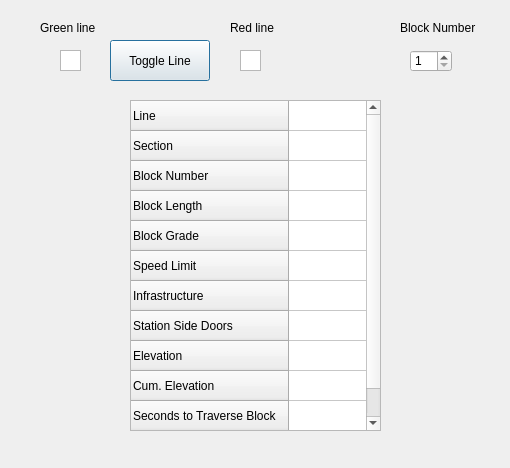
alecippolito/ECE1140-Systems_and_Project_Engineering, file Group2_TrainSystem/trackmodel.ui: the form before one commit.
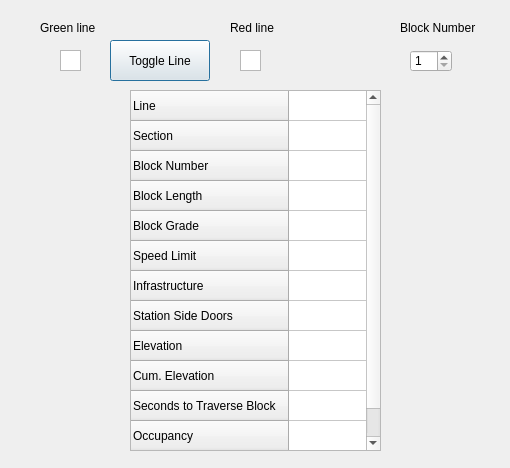
The form after the commit.

Commit message: fixed occupancy, train now gets trackModel pointer

```diff
--- a/Group2_TrainSystem/trackmodel.ui
+++ b/Group2_TrainSystem/trackmodel.ui
@@ -85,9 +85,9 @@
    <property name="geometry">
     <rect>
      <x>130</x>
-     <y>100</y>
+     <y>90</y>
      <width>251</width>
-     <height>331</height>
+     <height>361</height>
     </rect>
    </property>
    <property name="sizeAdjustPolicy">
@@ -154,6 +154,11 @@
      <string>Seconds to Traverse Block</string>
     </property>
    </row>
+   <row>
+    <property name="text">
+     <string>Occupancy</string>
+    </property>
+   </row>
    <column>
     <property name="text">
      <string>Value</string>
```
The commit also changes 5 other files.
